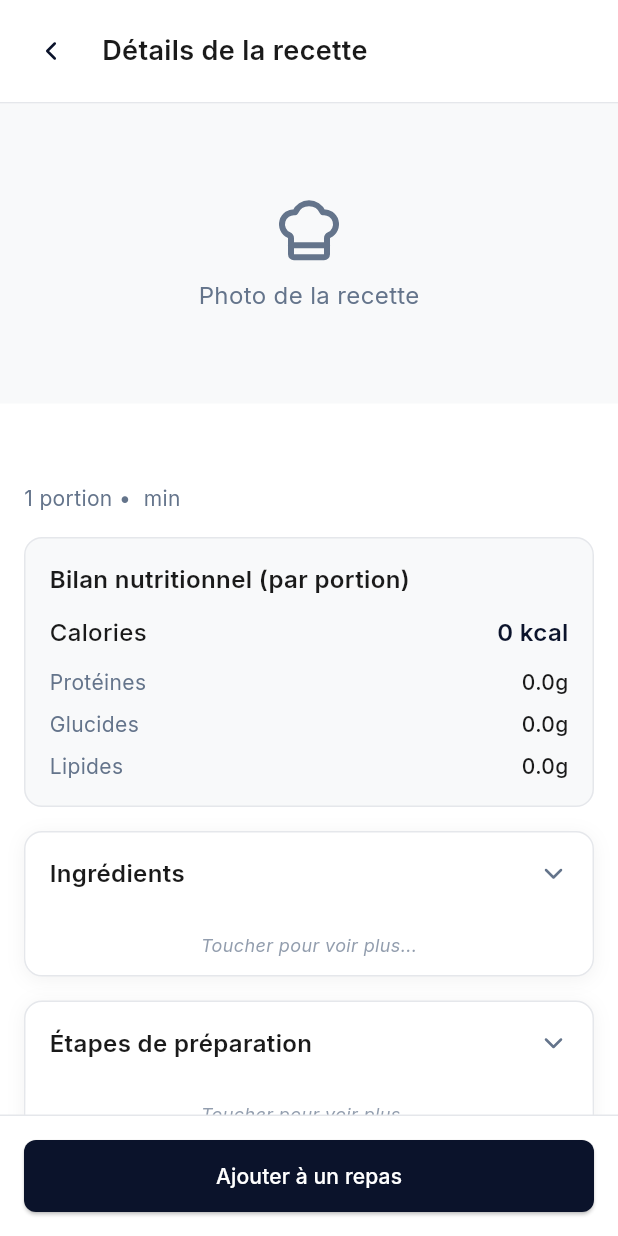
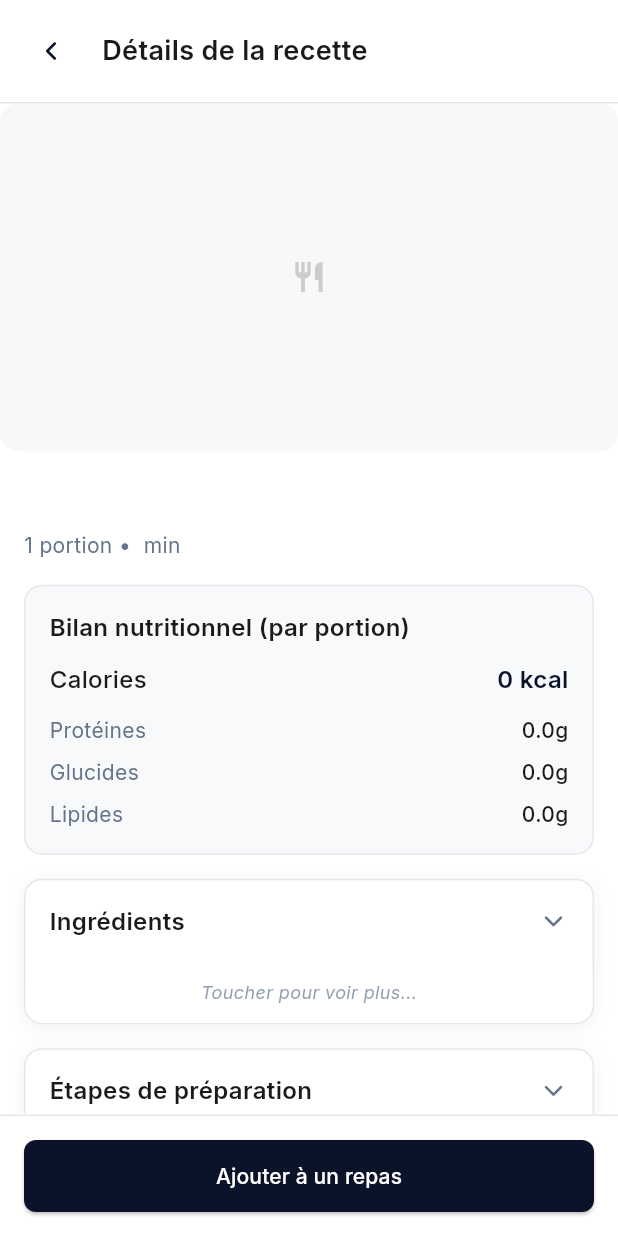
Before and after one commit to BadisG92/Ryse-app-new, a Flutter app: the RecipeDetailsScreen screen opened directly with empty values, on a phone screen of 412 x 824 dp. Run offline on Flutter 3.47's test engine with Material 3 defaults, Android fonts, the phone set to English and light mode, and no system bars; our stand-ins replace fl_chart, flutter_secure_storage, flutter_svg, google_fonts, google_sign_in, lucide_icons_flutter and 3 more; missing offline and left inert: mobile_scanner; accounts and stored records are empty.

Commit message:
intégration des images dans la partie recette

```diff
--- a/lib/screens/recipe_details_screen.dart
+++ b/lib/screens/recipe_details_screen.dart
@@ -8,6 +8,7 @@ import '../models/nutrition_models.dart' as nutrition_models;
 import '../config/supabase_config.dart';
 import '../services/auth_service.dart';
 import '../services/food_entries_service.dart';
+import '../services/recipe_image_service.dart';
 
 // Modèle pour un ingrédient détaillé avec ses valeurs nutritionnelles
 class DetailedIngredient {
@@ -291,28 +292,15 @@ class _RecipeDetailsScreenState extends State<RecipeDetailsScreen> {
   }
 
   Widget _buildRecipeImage() {
-    return Container(
-      width: double.infinity,
-      height: 200,
-      color: const Color(0xFFF8F9FA),
-      child: const Center(
-        child: Column(
-          mainAxisAlignment: MainAxisAlignment.center,
-          children: [
-            Icon(
-              LucideIcons.chefHat,
-              size: 48,
-              color: Color(0xFF64748B),
-            ),
-            SizedBox(height: 8),
-            Text(
-              'Photo de la recette',
-              style: TextStyle(
-                fontSize: 16,
-                color: Color(0xFF64748B),
-              ),
-            ),
-          ],
+    return AspectRatio(
+      aspectRatio: 16 / 9, // Format 16:9 pour un bel affichage
+      child: Container(
+        width: double.infinity,
+        child: RecipeImageService.buildRecipeImage(
+          imageUrl: widget.recipe.image,
+          width: double.infinity,
+          height: double.infinity,
+          fit: BoxFit.cover,
         ),
       ),
     );
--- /dev/null
+++ b/lib/services/recipe_image_service.dart
@@ -0,0 +1,80 @@
+import 'package:flutter/material.dart';
+import 'package:supabase_flutter/supabase_flutter.dart';
+import '../config/supabase_config.dart';
+
+class RecipeImageService {
+  static final SupabaseClient _supabase = SupabaseConfig.client;
+  static const String _bucketName = 'recipe_pictures';
+
+  /// Vérifie si une image existe
+  ///
+  /// [imageUrl] - L'URL de l'image
+  /// Retourne true si l'URL est valide
+  static bool hasRecipeImage(String? imageUrl) {
+    return imageUrl != null && imageUrl.isNotEmpty;
+  }
+
+
+  /// Widget helper pour afficher une image de recette avec fallback
+  ///
+  /// [imageUrl] - L'URL de l'image de la recette
+  /// [width] - Largeur de l'image
+  /// [height] - Hauteur de l'image
+  /// [fit] - Mode d'ajustement de l'image
+  static Widget buildRecipeImage({
+    required String? imageUrl,
+    double? width,
+    double? height,
+    BoxFit fit = BoxFit.cover,
+  }) {
+    if (hasRecipeImage(imageUrl)) {
+      return ClipRRect(
+        borderRadius: BorderRadius.circular(12),
+        child: Image.network(
+          imageUrl!,
+          width: width,
+          height: height,
+          fit: fit,
+          loadingBuilder: (context, child, loadingProgress) {
+            if (loadingProgress == null) return child;
+            return Container(
+              width: width,
+              height: height,
+              color: const Color(0xFFF8F8F8),
+              child: const Center(
+                child: CircularProgressIndicator(
+                  strokeWidth: 2,
+                  color: Color(0xFF0B132B),
+                ),
+              ),
+            );
+          },
+          errorBuilder: (context, error, stackTrace) {
+            return _buildFallbackImage(width: width, height: height);
+          },
+        ),
+      );
+    } else {
+      return _buildFallbackImage(width: width, height: height);
+    }
+  }
+
+  /// Widget de fallback quand l'image n'est pas disponible
+  static Widget _buildFallbackImage({double? width, double? height}) {
+    return Container(
+      width: width,
+      height: height,
+      decoration: BoxDecoration(
+        color: const Color(0xFFF8F8F8),
+        borderRadius: BorderRadius.circular(12),
+      ),
+      child: const Center(
+        child: Icon(
+          Icons.restaurant,
+          size: 24,
+          color: Color(0xFFCCCCCC),
+        ),
+      ),
+    );
+  }
+}
```
Also changed, not shown: lib/components/ui/recipe_cards.dart (+13 -28 lines), lib/screens/select_recipe_screen.dart (+8 -13 lines), scripts/pubspec.yaml (added, +8 -0 lines), scripts/pubspec.lock (added).
